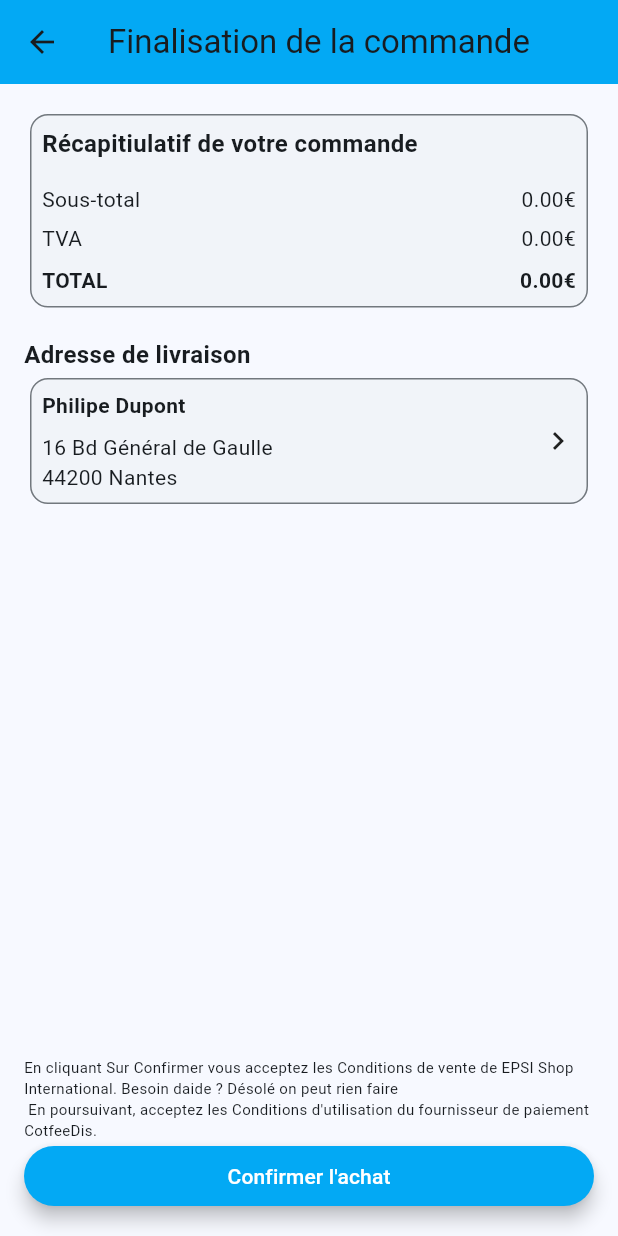
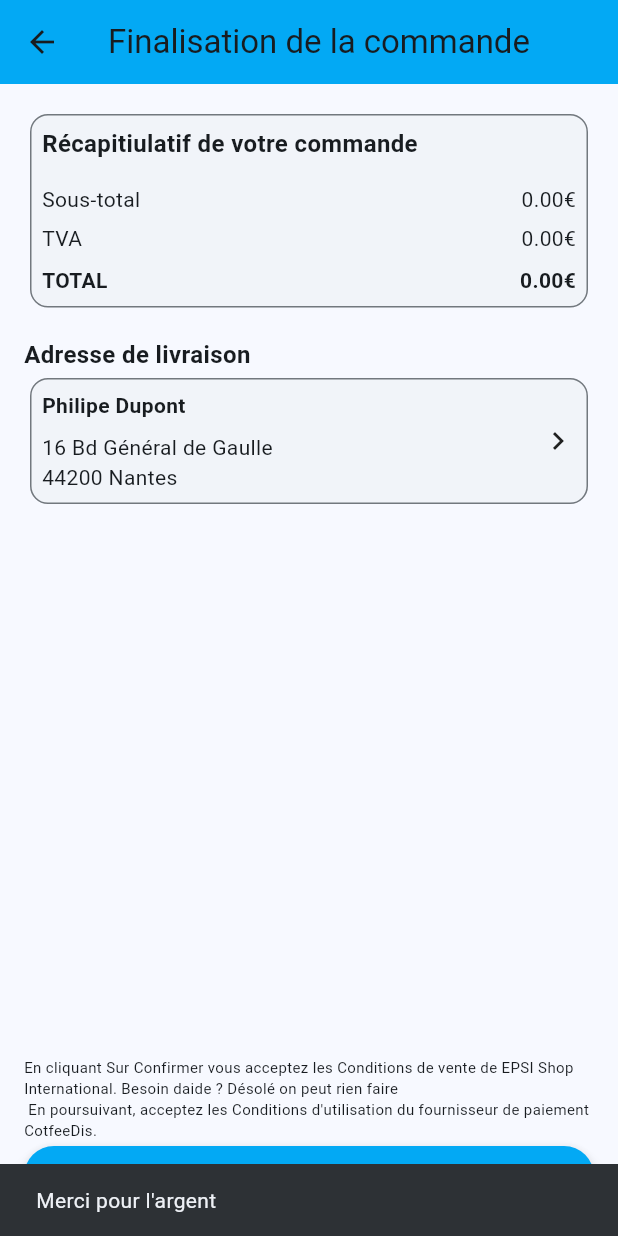
Before and after one commit to QuentinVdr/epsi_shop, a Flutter app: the PaymentPage screen opened by its route, after a tap on "Confirmer l'achat", on a phone screen of 412 x 824 dp. Run offline on Flutter 3.47's test engine with Material 3 defaults, Android fonts, the phone set to English and light mode, and no system bars; our stand-ins replace flutter_map, go_router, latlong2; network calls fail.

Commit message:
🚀 Add snackbar for payment confirmation
This commit adds a snackbar to display a message "Merci pour l'argent" when the user confirms the payment on the PaymentPage. The snackbar is triggered by pressing the elevated button.

```diff
--- a/lib/pages/payment_page.dart
+++ b/lib/pages/payment_page.dart
@@ -4,10 +4,14 @@ import 'package:provider/provider.dart';
 import '../bo/cart.dart';
 
 class PaymentPage extends StatelessWidget {
-  PaymentPage({super.key});
+  const PaymentPage({super.key});
 
   @override
   Widget build(BuildContext context) {
+    const snackBar = SnackBar(
+      content: Text("Merci pour l'argent"),
+    );
+
     return Scaffold(
       appBar: AppBar(
         centerTitle: true,
@@ -35,7 +39,8 @@ class PaymentPage extends StatelessWidget {
                       "En cliquant Sur Confirmer vous acceptez les Conditions de vente de EPSI Shop International. Besoin daide ? Désolé on peut rien faire \n En poursuivant, acceptez les Conditions d'utilisation du fournisseur de paiement CotfeeDis.",
                       style: TextStyle(fontSize: 10))),
               ElevatedButton(
-                  onPressed: () => {},
+                  onPressed: () =>
+                      {ScaffoldMessenger.of(context).showSnackBar(snackBar)},
                   style: ElevatedButton.styleFrom(
                       primary: Colors.lightBlue,
                       onPrimary: Colors.white,
```
